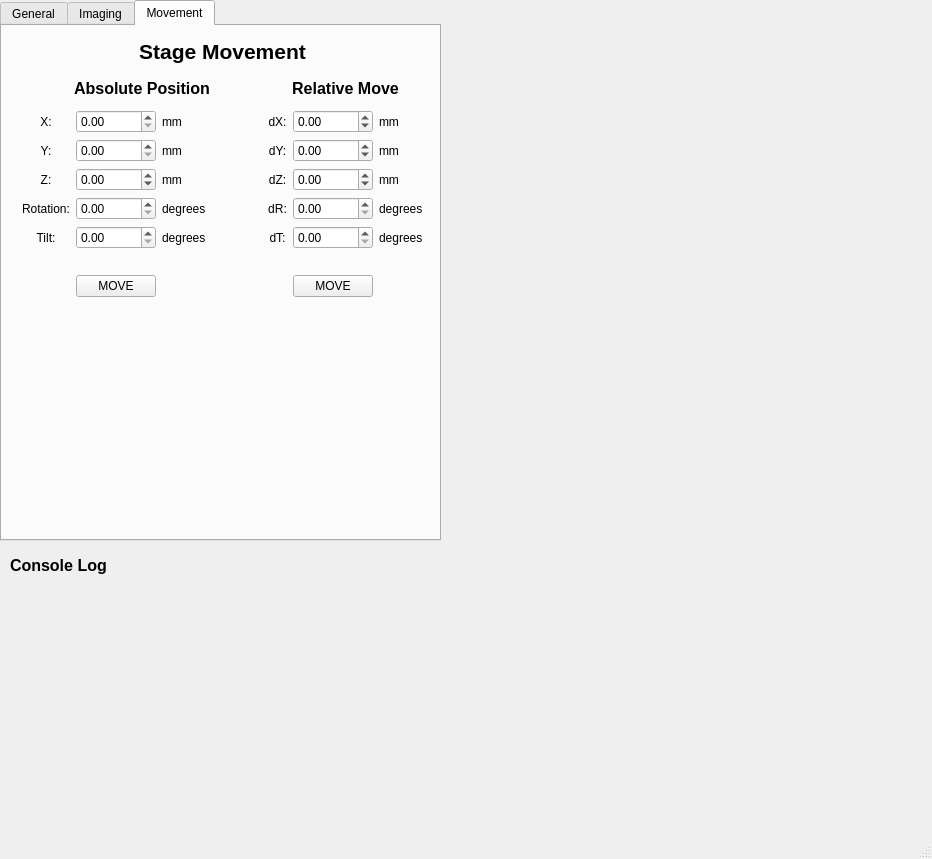
This is fibsem/ui/qtdesigner_files/connect.ui in DeMarcoLab/fibsem as Qt 5 draws it before an edit. The edited form follows.
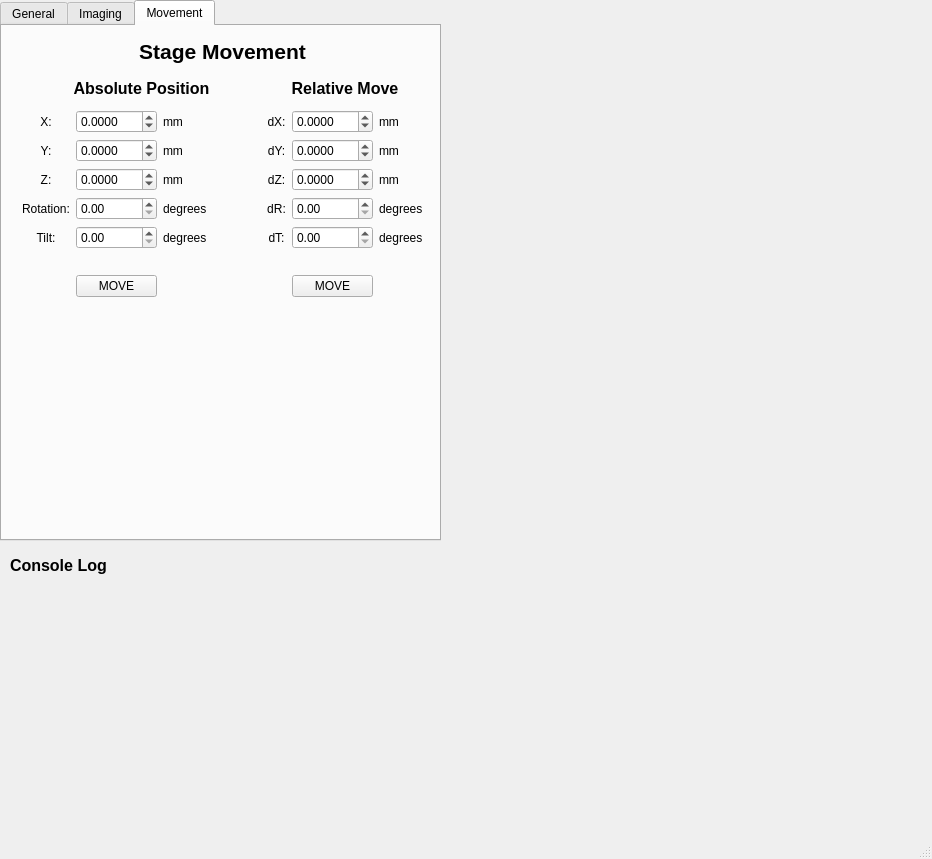
This is the edited form. The open tabs and pages were chosen to show the change.

```diff
--- a/fibsem/ui/qtdesigner_files/connect.ui
+++ b/fibsem/ui/qtdesigner_files/connect.ui
@@ -566,6 +566,9 @@
        </item>
        <item row="3" column="5">
         <widget class="QDoubleSpinBox" name="dYchange">
+         <property name="decimals">
+          <number>4</number>
+         </property>
          <property name="minimum">
           <double>-100.000000000000000</double>
          </property>
@@ -706,8 +709,11 @@
        </item>
        <item row="4" column="2">
         <widget class="QDoubleSpinBox" name="zAbs">
+         <property name="decimals">
+          <number>4</number>
+         </property>
          <property name="minimum">
-          <double>-5.000000000000000</double>
+          <double>-100.000000000000000</double>
          </property>
         </widget>
        </item>
@@ -747,6 +753,9 @@
        </item>
        <item row="2" column="5">
         <widget class="QDoubleSpinBox" name="dXchange">
+         <property name="decimals">
+          <number>4</number>
+         </property>
          <property name="minimum">
           <double>-100.000000000000000</double>
          </property>
@@ -795,8 +804,11 @@
        </item>
        <item row="3" column="2">
         <widget class="QDoubleSpinBox" name="yAbs">
+         <property name="decimals">
+          <number>4</number>
+         </property>
          <property name="minimum">
-          <double>0.000000000000000</double>
+          <double>-100.000000000000000</double>
          </property>
         </widget>
        </item>
@@ -828,10 +840,20 @@
         </widget>
        </item>
        <item row="2" column="2">
-        <widget class="QDoubleSpinBox" name="xAbs"/>
+        <widget class="QDoubleSpinBox" name="xAbs">
+         <property name="decimals">
+          <number>4</number>
+         </property>
+         <property name="minimum">
+          <double>-100.000000000000000</double>
+         </property>
+        </widget>
        </item>
        <item row="4" column="5">
         <widget class="QDoubleSpinBox" name="dZchange">
+         <property name="decimals">
+          <number>4</number>
+         </property>
          <property name="minimum">
           <double>-100.000000000000000</double>
          </property>
```
Left out of the diff: 18 changed lines with no effect on the pictures.
